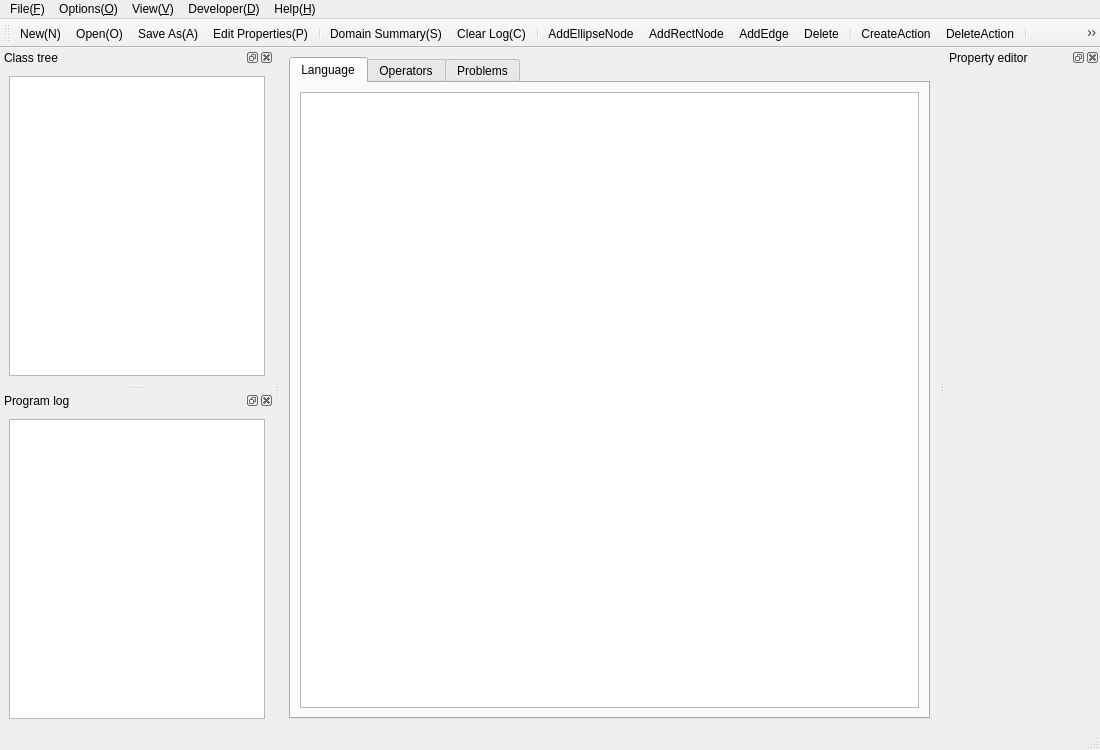
Before: the Qt Designer form KAVI/forms/KAVIMainWindow.ui in xuanjianwu/KAVI, drawn with Qt 5.
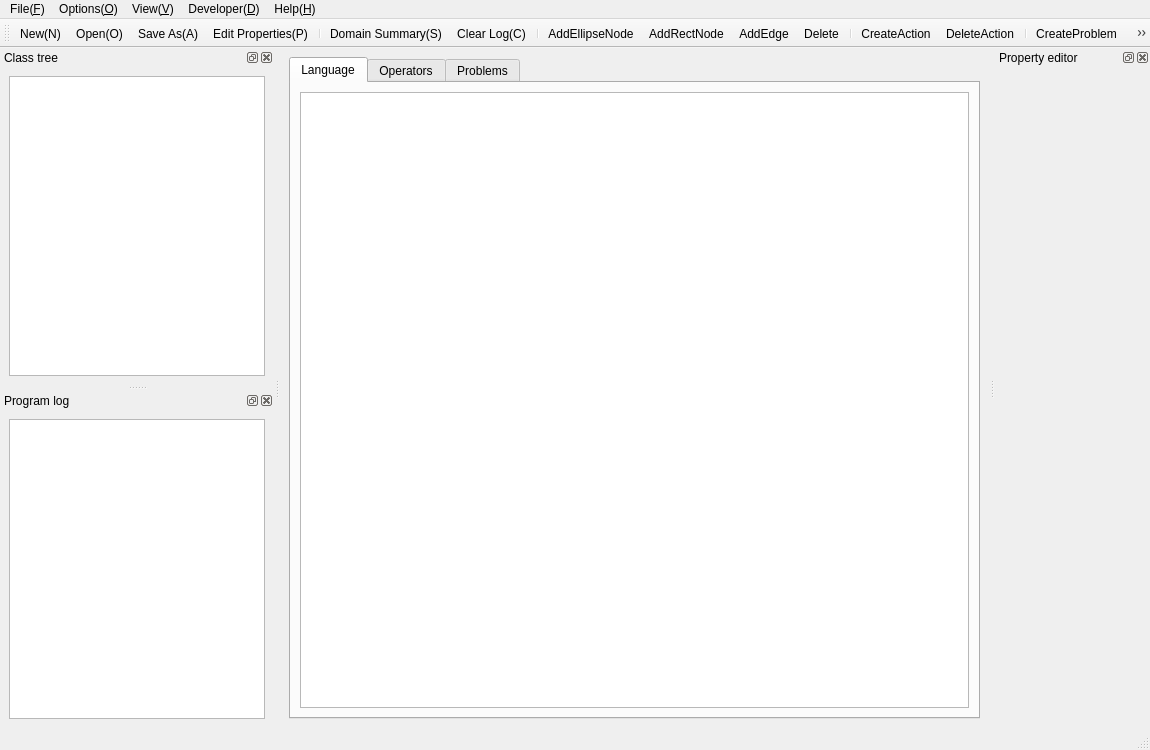
After: the same form once the commit is applied. Icons and pictures are not drawn. Custom widgets are drawn as their Qt base class.

```diff
--- a/KAVI/forms/KAVIMainWindow.ui
+++ b/KAVI/forms/KAVIMainWindow.ui
@@ -6,7 +6,7 @@
    <rect>
     <x>0</x>
     <y>0</y>
-    <width>1100</width>
+    <width>1150</width>
     <height>750</height>
    </rect>
   </property>
@@ -155,8 +155,8 @@
     <rect>
      <x>0</x>
      <y>0</y>
-     <width>1100</width>
-     <height>22</height>
+     <width>1150</width>
+     <height>23</height>
     </rect>
    </property>
    <widget class="QMenu" name="menuFile_F">
```
Left out of the diff: 21 changed lines with no effect on the pictures.
